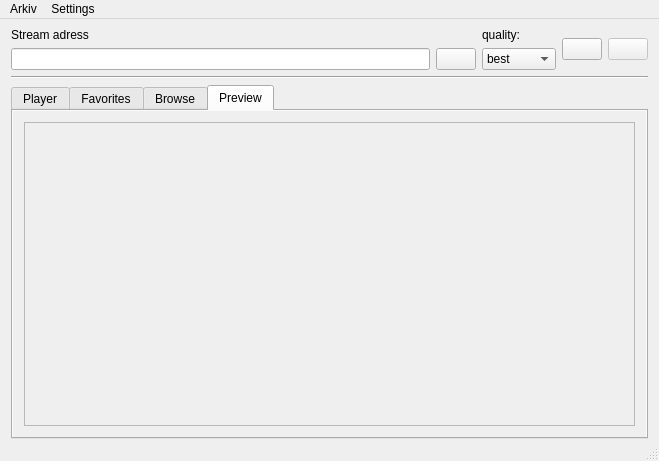
This is mainwindow.ui in Oyuret/liveGUI as Qt 5 draws it before an edit. The edited form follows.
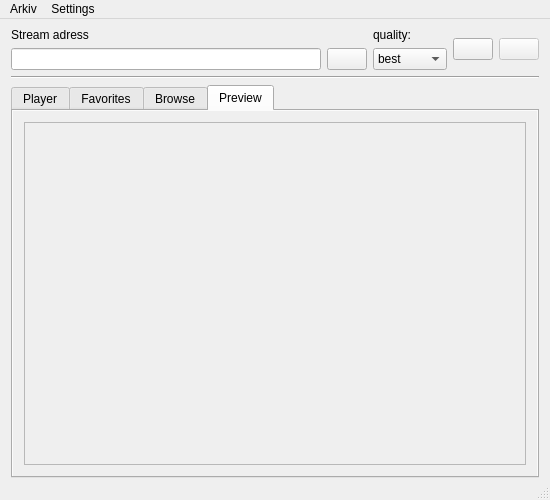
This is the edited form. The open tabs and pages were chosen to show the change. Icons and pictures are not drawn. Custom widgets are drawn as their Qt base class.

```diff
--- a/mainwindow.ui
+++ b/mainwindow.ui
@@ -6,8 +6,8 @@
    <rect>
     <x>0</x>
     <y>0</y>
-    <width>659</width>
-    <height>461</height>
+    <width>550</width>
+    <height>500</height>
    </rect>
   </property>
   <property name="windowTitle">
@@ -435,8 +435,8 @@
             <rect>
              <x>0</x>
              <y>0</y>
-             <width>615</width>
-             <height>297</height>
+             <width>467</width>
+             <height>319</height>
             </rect>
            </property>
            <layout class="QHBoxLayout" name="horizontalLayout">
@@ -458,7 +458,7 @@
     <rect>
      <x>0</x>
      <y>0</y>
-     <width>659</width>
+     <width>550</width>
      <height>21</height>
     </rect>
    </property>
```
